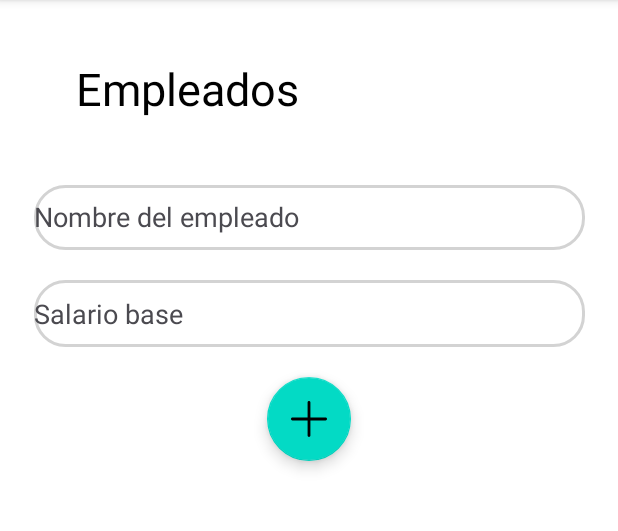
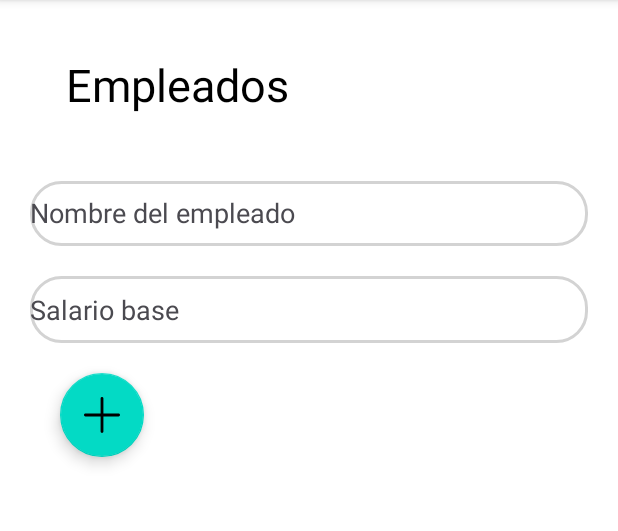
Before and after one commit to naomo123/AppKotlinDSM, an Android app: the EmployeeSalaryActivity screen opened directly, with no data from a screen before it, after a tap on an icon or button, on a phone screen of 412 x 824 dp, the part 84-615 px from its top. Run offline under Robolectric (Android 15) with nearby library versions, the light colour scheme and no system bars; our stand-ins replace Firebase (no records; nobody signed in at launch, a user with empty details on screens opened directly).

Commit message:
Finalizando funcionalidades del crud

```diff
--- a/app/build.gradle
+++ b/app/build.gradle
@@ -45,5 +45,6 @@ dependencies {
     implementation 'com.google.firebase:firebase-database-ktx:20.1.0'
     implementation 'com.google.firebase:firebase-firestore-ktx:24.4.5'
     implementation 'com.google.firebase:firebase-core:20.0.0'
+    implementation 'com.google.firebase:firebase-database:20.1.0'
 
 }
--- a/app/src/main/AndroidManifest.xml
+++ b/app/src/main/AndroidManifest.xml
@@ -1,6 +1,7 @@
 <?xml version="1.0" encoding="utf-8"?>
 <manifest xmlns:android="http://schemas.android.com/apk/res/android"
     xmlns:tools="http://schemas.android.com/tools" >
+    <uses-permission android:name="android.permission.INTERNET" />
 
     <application
         android:allowBackup="true"
@@ -18,9 +19,7 @@
         <activity
             android:name=".LoginActivity"
             android:exported="false" >
-            <intent-filter>
-                <category android:name="android.intent.category.LAUNCHER" />
-            </intent-filter>
+
         </activity>
         <activity
             android:name=".EmployeeSalaryActivity"
--- a/app/src/main/java/com/example/appkotlindsm/Adapter_employee.kt
+++ b/app/src/main/java/com/example/appkotlindsm/Adapter_employee.kt
@@ -1,5 +1,7 @@
 package com.example.appkotlindsm
 
+import android.content.ContentValues.TAG
+import android.util.Log
 import android.view.LayoutInflater
 import android.view.View
 import android.view.ViewGroup
@@ -28,6 +30,7 @@ class Adapter_employee(private val employees: MutableList<Employee>, private val
 
     override fun onBindViewHolder(holder: ViewHolder, position: Int) {
         val employee = employees[position]
+        Log.d(TAG,employee.toString())
 
         holder.tvNombre.text = "Nombre: " + employee.nombre
         holder.tvSalBase.text = "Salario base: $" + employee.salario
@@ -45,6 +48,9 @@ class Adapter_employee(private val employees: MutableList<Employee>, private val
     }
 
     override fun getItemCount(): Int {
+
+        Log.d(TAG,employees.size.toString())
         return employees.size
+
     }
 }
--- a/app/src/main/java/com/example/appkotlindsm/EmployeeSalaryActivity.kt
+++ b/app/src/main/java/com/example/appkotlindsm/EmployeeSalaryActivity.kt
@@ -10,6 +10,7 @@ import android.view.MenuItem
 import android.widget.Button
 import android.widget.Toast
 import android.widget.EditText
+import androidx.recyclerview.widget.ItemTouchHelper
 import androidx.recyclerview.widget.LinearLayoutManager
 import androidx.recyclerview.widget.RecyclerView
 import com.example.appkotlindsm.modelo.Employee
@@ -30,35 +31,23 @@ class EmployeeSalaryActivity : AppCompatActivity() {
     private var selectedEmployee: Employee? = null
 
     override fun onCreate(savedInstanceState: Bundle?) {
+
+
         super.onCreate(savedInstanceState)
         setContentView(R.layout.activity_employee_salary)
-
+        recyclerView = findViewById(R.id.RVempleados)
         // Inicializar database
         database = FirebaseDatabase.getInstance().getReference("employees")
 
         // Inicializar vistas
         etNombre = findViewById(R.id.et_name)
         etSalario = findViewById(R.id.et_salary)
-        recyclerView = findViewById(R.id.RVempleados)
 
-        val agregar: FloatingActionButton = findViewById<FloatingActionButton>(R.id.calc_btn2)
-
-        // Inicializar lista de empleados y adaptador
         listemployees = mutableListOf()
-        adapterEmployee = Adapter_employee(listemployees, onItemClickListener = { employee ->
-            // Al hacer click largo en un item, cambiar a modo edición
-            selectedEmployee = employee
-            etNombre.setText(employee.nombre)
-            etSalario.setText(employee.salario.toString())
-            isEditMode = true
-        })
 
 
-        // Configurar RecyclerView
-        recyclerView.adapter = adapterEmployee
-        recyclerView.layoutManager = LinearLayoutManager(this)
 
-        // Obtener lista de empleados de Firebase Database y actualizar RecyclerView
+        // Obtener lista de empleados de Firebase Database
         database.addValueEventListener(object : ValueEventListener {
             override fun onDataChange(snapshot: DataSnapshot) {
                 // Limpiar la lista de empleados existentes
@@ -70,11 +59,25 @@ class EmployeeSalaryActivity : AppCompatActivity() {
                     employee?.let {
                         // Asignar el ID del documento al objeto empleado
                         it.id = employeeSnapshot.key ?: ""
-                        it.documentId = employeeSnapshot.key ?: ""
                         // Añadir el objeto empleado a la lista
                         listemployees.add(it)
                     }
                 }
+
+                // Inicializar lista de empleados y adaptador
+                adapterEmployee = Adapter_employee(listemployees, onItemClickListener = { employee ->
+                    // Al hacer click largo en un item, cambiar a modo edición
+                    selectedEmployee = employee
+                    etNombre.setText(employee.nombre)
+                    etSalario.setText(employee.salario.toString())
+                    isEditMode = true
+                })
+
+
+                // Configurar RecyclerView
+
+                recyclerView.adapter = adapterEmployee
+                recyclerView.layoutManager = LinearLayoutManager(this@EmployeeSalaryActivity)
 
                 // Notificar al adaptador que la lista ha cambiado
                 adapterEmployee.notifyDataSetChanged()
@@ -85,40 +88,66 @@ class EmployeeSalaryActivity : AppCompatActivity() {
                 Toast.makeText(this@EmployeeSalaryActivity, "Error al obtener lista de empleados", Toast.LENGTH_SHORT).show()
             }
         })
-        getEmployees()
-        //agregar
-        val nombre = etNombre.text.toString()
-        val salario = etSalario.text.toString().toDoubleOrNull()
+
+
+        val agregar: FloatingActionButton = findViewById<FloatingActionButton>(R.id.calc_btn2)
         agregar.setOnClickListener {
-
-            createEmployee(nombre, salario)
-            Log.d(TAG, "al menos si hace algo")
-            Log.d(TAG, etNombre.text.toString())
-            Log.d(TAG, etSalario.text.toString())  }
-    }
-
-    fun getEmployees(){
-        database.child(Employee.CHILD_NAME).addListenerForSingleValueEvent(object : ValueEventListener {
-            override fun onDataChange(snapshot: DataSnapshot) {
-                listemployees.clear()
-                for (employeeSnapshot in snapshot.children) {
-                    val employee = Employee.fromSnapshot(employeeSnapshot)
-                    listemployees.add(employee)
+            val nombre = etNombre.text.toString()
+            val salario = etSalario.text.toString().toDoubleOrNull()
+            if (isEditMode) {
+                // Actualizar empleado existente
+                selectedEmployee?.let { employee ->
+                    employee.nombre = nombre
+                    employee.salario = salario ?: 0.0
+                    updateEmployee(employee)
                 }
-                adapterEmployee.notifyDataSetChanged()
+            } else {
+                // Agregar nuevo empleado
+                createEmployee(nombre, salario)
             }
 
-            override fun onCancelled(error: DatabaseError) {
-                Log.e(TAG, "Error al leer los datos de Firebase", error.toException())
+            // Limpiar los campos de texto y desactivar el modo edición
+            etNombre.setText("")
+            etSalario.setText("")
+            isEditMode = false
+            selectedEmployee = null
+
+        }
+
+        //eliminar
+        val touchHelperCallback: ItemTouchHelper.SimpleCallback = object : ItemTouchHelper.SimpleCallback(0, ItemTouchHelper.LEFT or ItemTouchHelper.RIGHT) {
+            override fun onMove(recyclerView: RecyclerView, viewHolder: RecyclerView.ViewHolder, target: RecyclerView.ViewHolder): Boolean {
+                return false
             }
-        })
+
+            override fun onSwiped(viewHolder: RecyclerView.ViewHolder, direction: Int) {
+                // Eliminar el elemento seleccionado de la base de datos
+                listemployees.get(viewHolder.adapterPosition).id?.let { database.child(it).setValue(null) }
+
+                // Eliminar el elemento de la lista y notificar al adaptador
+                listemployees.removeAt(viewHolder.adapterPosition)
+                adapterEmployee.notifyItemRemoved(viewHolder.adapterPosition)
+            }
+        }
+
+        val itemTouchHelper = ItemTouchHelper(touchHelperCallback)
+        itemTouchHelper.attachToRecyclerView(recyclerView)
     }
     fun createEmployee(nombre: String, salario: Double?) {
+        // Validar que se haya ingresado un nombre y un salario
+        if (nombre.isBlank() || salario == null) {
+            Toast.makeText(this, "Debe ingresar un nombre y un salario válido", Toast.LENGTH_SHORT).show()
+            return
+        }
+
+
+
         // Crear un nuevo objeto Employee con los datos proporcionados
-        val newEmployee = Employee(nombre = nombre, salario = salario ?: 0.0)
+        val newEmployee = Employee(nombre = nombre, salario = salario)
+        Log.d(TAG, newEmployee.toString())
+        // Escribir los datos del nuevo empleado en la base de datos
 
-        // Escribir los datos del nuevo empleado en la base de datos
-        val newEmployeeReference = database.child(Employee.CHILD_NAME).push()
+        val newEmployeeReference = database.push()
         newEmployeeReference.setValue(newEmployee.toMap())
 
         // Mostrar un mensaje de éxito al usuario
@@ -131,11 +160,22 @@ class EmployeeSalaryActivity : AppCompatActivity() {
         selectedEmployee = null
     }
 
+    private fun updateEmployee(employee: Employee) {
+        // Validar que se haya ingresado un nombre y un salario
+        if (employee.nombre.isBlank() || employee.salario == null) {
+            Toast.makeText(this, "Debe ingresar un nombre y un salario válido", Toast.LENGTH_SHORT).show()
+            return
+        }
 
+        // Actualizar los datos del empleado en la base de datos
+        database.child(employee.id).setValue(employee.toMap())
 
+        // Mostrar un mensaje de éxito al usuario
+        Toast.makeText(this, "Empleado actualizado correctamente", Toast.LENGTH_SHORT).show()
 
-
-
+        // Notificar al adaptador que la lista ha cambiado
+        adapterEmployee.notifyDataSetChanged()
+    }
 
 
     /** Menu creation and actions */
--- a/app/src/main/java/com/example/appkotlindsm/SplashActivity.kt
+++ b/app/src/main/java/com/example/appkotlindsm/SplashActivity.kt
@@ -14,6 +14,6 @@ class SplashActivity : AppCompatActivity() {
             val intent = Intent(this@SplashActivity, MainActivity::class.java)
             startActivity(intent)
             finish()
-        }, 9000)
+        }, 2000)
     }
 }
--- a/app/src/main/res/layout/activity_employee_salary.xml
+++ b/app/src/main/res/layout/activity_employee_salary.xml
@@ -6,22 +6,16 @@
     android:layout_height="match_parent"
     tools:context=".MainActivity">
 
-    <RelativeLayout
+
+    <LinearLayout
         android:id="@+id/linearLayout"
-        android:layout_width="398dp"
-        android:layout_height="350dp"
+        android:layout_width="match_parent"
+        android:layout_height="wrap_content"
         android:orientation="vertical"
+        android:padding="20dp"
         app:layout_constraintEnd_toEndOf="parent"
         app:layout_constraintStart_toStartOf="parent"
         app:layout_constraintTop_toTopOf="parent">
-
-
-        <LinearLayout
-            android:layout_width="match_parent"
-            android:layout_height="match_parent"
-            android:gravity="center"
-            android:orientation="vertical"
-            android:padding="15dp">
 
 
         <TextView
@@ -47,11 +41,11 @@
             android:background="@drawable/edit_text_bg"
             android:fontFamily="sans-serif"
             android:hint="@string/employee_name"
+            android:inputType="text"
             android:paddingTop="10dp"
-                android:inputType="text"
-                android:textColorHint="#4B4A50"
             android:paddingBottom="10dp"
             android:textColor="@color/black"
+            android:textColorHint="#4B4A50"
             app:layout_constraintHorizontal_bias=".5"
             app:layout_constraintWidth_percent="0.8" />
 
@@ -65,9 +59,9 @@
             android:hint="@string/base_salary"
             android:inputType="numberDecimal"
             android:paddingTop="10dp"
-                android:textColorHint="#4B4A50"
             android:paddingBottom="10dp"
-                android:textColor="@color/black" />
+            android:textColor="@color/black"
+            android:textColorHint="#4B4A50" />
 
         <com.google.android.material.floatingactionbutton.FloatingActionButton
             android:id="@+id/calc_btn2"
@@ -82,22 +76,20 @@
 
     </LinearLayout>
 
-
-    </RelativeLayout>
+    <androidx.core.widget.NestedScrollView
+        android:layout_width="match_parent"
+        android:layout_height="480dp"
+        app:layout_constraintTop_toBottomOf="@+id/linearLayout">
 
         <androidx.recyclerview.widget.RecyclerView
             android:id="@+id/RVempleados"
-        android:layout_width="414dp"
-        android:layout_height="537dp"
+            android:layout_width="match_parent"
+            android:layout_height="wrap_content"
             android:layout_marginLeft="8dp"
             android:layout_marginRight="8dp"
-        app:layoutManager="LinearLayoutManager"
-        app:layout_constraintBottom_toBottomOf="parent"
-        app:layout_constraintEnd_toEndOf="parent"
-        app:layout_constraintStart_toStartOf="parent"
-        app:layout_constraintTop_toTopOf="@+id/linearLayout"
+            app:layoutManager="LinearLayoutManager" />
 
-        app:layout_constraintVertical_bias="1.0" />
+    </androidx.core.widget.NestedScrollView>
 
 
 </androidx.constraintlayout.widget.ConstraintLayout>
```
Also changed, not shown: app/src/main/java/com/example/appkotlindsm/modelo/Employee.kt (+1 -10 lines), app/src/main/res/layout/item_employee.xml (+6 -10 lines). Lines whose indentation alone changed are shown as unchanged.
